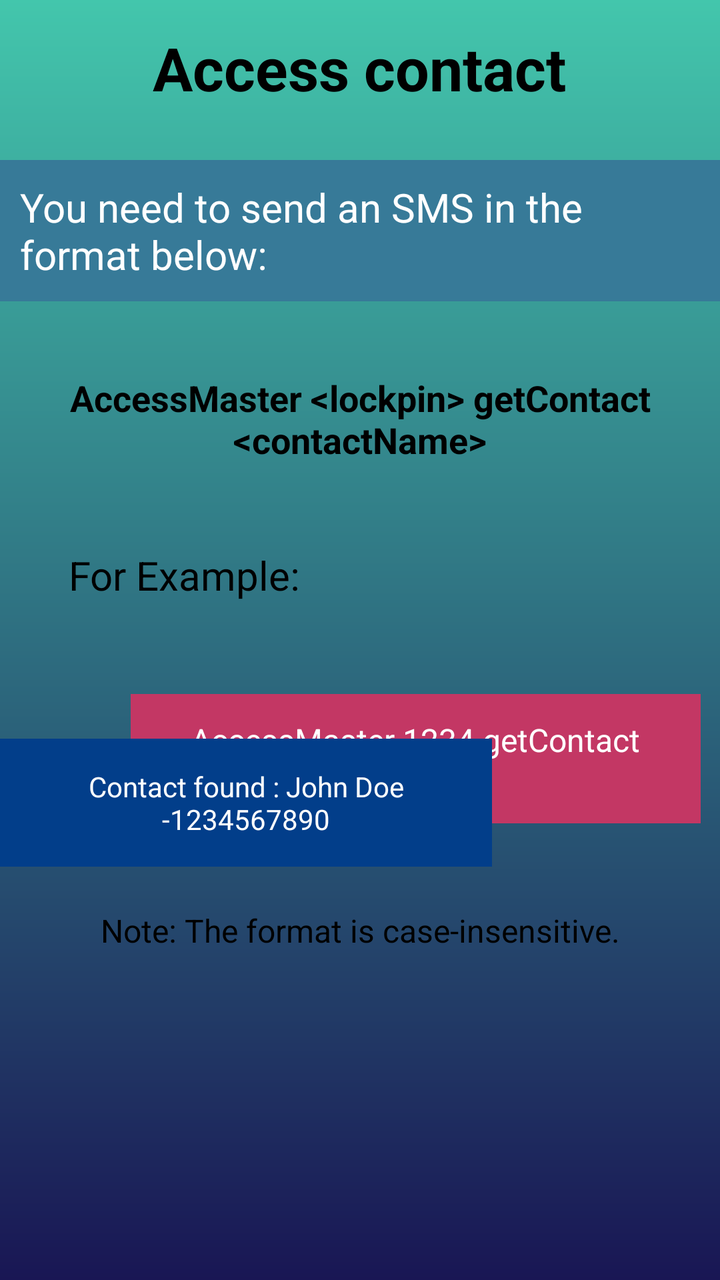
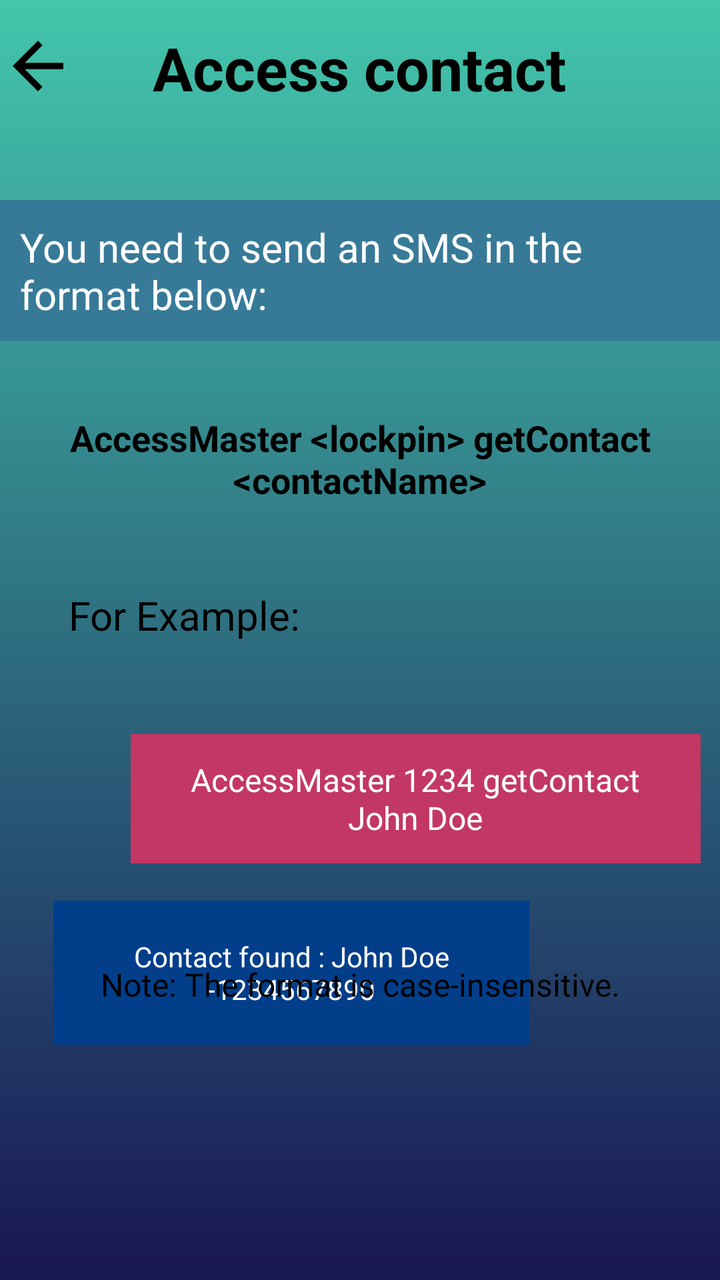

Two renders of the same Android screen: before a commit and after it. Below are the layout's source before the change and the commit's diff.
<!-- AndroidManifest.xml: application theme Theme.AccessMaster -->
<!-- res/layout/accesscontacts.xml -->
<?xml version="1.0" encoding="utf-8"?>
<androidx.constraintlayout.widget.ConstraintLayout xmlns:android="http://schemas.android.com/apk/res/android"
    xmlns:app="http://schemas.android.com/apk/res-auto"
    xmlns:tools="http://schemas.android.com/tools"
    android:layout_width="match_parent"
    android:layout_height="match_parent"
    android:background="@drawable/gradient">


    <TextView
        android:layout_width="wrap_content"
        android:layout_height="wrap_content"
        android:text="Access contact"
        android:textColor="@color/black"
        android:textSize="30sp"
        android:textStyle="bold"
        app:layout_constraintBottom_toBottomOf="parent"
        app:layout_constraintEnd_toEndOf="parent"
        app:layout_constraintHorizontal_bias="0.497"
        app:layout_constraintStart_toStartOf="parent"
        app:layout_constraintTop_toTopOf="parent"
        app:layout_constraintVertical_bias="0.023" />

    <TextView
        android:id="@+id/instruction_title"
        android:layout_width="wrap_content"
        android:layout_height="wrap_content"
        android:layout_marginTop="80dp"
        android:background="#377A98"
        android:padding="10dp"
        android:text="You need to send an SMS in the format below:"
        android:textColor="#FFFFFF"
        android:textSize="20sp"
        app:layout_constraintEnd_toEndOf="parent"
        app:layout_constraintHorizontal_bias="0.0"
        app:layout_constraintStart_toStartOf="parent"
        app:layout_constraintTop_toTopOf="parent" />

    <TextView
        android:id="@+id/instruction_format"
        android:layout_width="match_parent"
        android:layout_height="wrap_content"
        android:layout_marginTop="36dp"
        android:gravity="center"
        android:text="AccessMaster &lt;lockpin&gt; getContact &lt;contactName&gt;"
        android:textColor="@color/black"
        android:textSize="18sp"
        android:textStyle="bold"
        app:layout_constraintEnd_toEndOf="parent"
        app:layout_constraintHorizontal_bias="0.0"
        app:layout_constraintStart_toStartOf="parent"
        app:layout_constraintTop_toBottomOf="@id/instruction_title" />

    <TextView
        android:id="@+id/example_label"
        android:layout_width="wrap_content"
        android:layout_height="wrap_content"
        android:layout_marginTop="32dp"
        android:padding="10dp"
        android:text="For Example:"
        android:textColor="@color/black"
        android:textSize="20sp"
        app:layout_constraintEnd_toEndOf="parent"
        app:layout_constraintHorizontal_bias="0.109"
        app:layout_constraintStart_toStartOf="parent"
        app:layout_constraintTop_toBottomOf="@id/instruction_format" />

    <TextView
        android:id="@+id/example_sms"
        android:layout_width="285dp"
        android:layout_height="wrap_content"
        android:layout_marginTop="36dp"
        android:background="#C33764"
        android:gravity="center"
        android:padding="12dp"
        android:text="AccessMaster 1234 getContact John Doe"
        android:textColor="#FFFFFF"
        android:textSize="16sp"
        app:layout_constraintEnd_toEndOf="parent"
        app:layout_constraintHorizontal_bias="0.873"
        app:layout_constraintStart_toStartOf="parent"
        app:layout_constraintTop_toBottomOf="@id/example_label" />


    <TextView
        android:layout_width="246dp"
        android:layout_height="64dp"
        android:background="#023E8A"
        android:gravity="center"
        android:padding="12dp"
        android:text="Contact found : John Doe -1234567890"
        android:textColor="@color/white"
        android:textSize="14sp"
        app:layout_constraintBottom_toBottomOf="parent"
        app:layout_constraintEnd_toEndOf="parent"
        app:layout_constraintHorizontal_bias="0.0"
        app:layout_constraintStart_toStartOf="parent"
        app:layout_constraintTop_toTopOf="parent"
        app:layout_constraintVertical_bias="0.641" />

    <TextView
        android:id="@+id/note_text"
        android:layout_width="match_parent"
        android:layout_height="wrap_content"
        android:layout_marginTop="144dp"
        android:gravity="center"
        android:text="Note: The format is case-insensitive."
        android:textColor="@color/black"
        android:textSize="16sp"
        app:layout_constraintBottom_toBottomOf="parent"
        app:layout_constraintEnd_toEndOf="parent"
        app:layout_constraintHorizontal_bias="0.0"
        app:layout_constraintStart_toStartOf="parent"
        app:layout_constraintTop_toTopOf="parent"
        app:layout_constraintVertical_bias="0.654" />
</androidx.constraintlayout.widget.ConstraintLayout>
<!-- resources referenced by this layout -->
<resources>
  <color name="black">#FF000000</color>
  <color name="white">#FFFFFFFF</color>
  <!-- drawable gradient (drawable) -->
  <?xml version="1.0" encoding="utf-8"?>
  <shape xmlns:android="http://schemas.android.com/apk/res/android">
  <gradient android:startColor="@color/one" android:endColor="@color/two" android:angle="18"/>
  </shape>
  <style name="Theme.AccessMaster" parent="Base.Theme.AccessMaster" />
  <color name="one">#43C6AC</color>
  <color name="two">#191654</color>
  <style name="Base.Theme.AccessMaster" parent="Theme.Material3.DayNight.NoActionBar">
          
          
      </style>
</resources>

<!-- the commit's change to res/layout/accesscontacts.xml (unified diff, before → after) -->
@@ -20,12 +20,23 @@
         app:layout_constraintStart_toStartOf="parent"
         app:layout_constraintTop_toTopOf="parent"
         app:layout_constraintVertical_bias="0.023" />
+    <ImageView
+        android:id="@+id/backarrow"
+        android:layout_width="38dp"
+        android:layout_height="38dp"
+        app:layout_constraintBottom_toBottomOf="parent"
+        app:layout_constraintEnd_toEndOf="parent"
+        app:layout_constraintHorizontal_bias="0.0"
+        app:layout_constraintStart_toStartOf="parent"
+        app:layout_constraintTop_toTopOf="parent"
+        app:layout_constraintVertical_bias="0.023"
+        app:srcCompat="@drawable/barrow" />
 
     <TextView
         android:id="@+id/instruction_title"
         android:layout_width="wrap_content"
         android:layout_height="wrap_content"
-        android:layout_marginTop="80dp"
+        android:layout_marginTop="100dp"
         android:background="#377A98"
         android:padding="10dp"
         android:text="You need to send an SMS in the format below:"
@@ -83,8 +94,8 @@
 
 
     <TextView
-        android:layout_width="246dp"
-        android:layout_height="64dp"
+        android:layout_width="238dp"
+        android:layout_height="72dp"
         android:background="#023E8A"
         android:gravity="center"
         android:padding="12dp"
@@ -93,10 +104,10 @@
         android:textSize="14sp"
         app:layout_constraintBottom_toBottomOf="parent"
         app:layout_constraintEnd_toEndOf="parent"
-        app:layout_constraintHorizontal_bias="0.0"
+        app:layout_constraintHorizontal_bias="0.219"
         app:layout_constraintStart_toStartOf="parent"
-        app:layout_constraintTop_toTopOf="parent"
-        app:layout_constraintVertical_bias="0.641" />
+        app:layout_constraintTop_toBottomOf="@+id/example_sms"
+        app:layout_constraintVertical_bias="0.137" />
 
     <TextView
         android:id="@+id/note_text"
@@ -112,5 +123,5 @@
         app:layout_constraintHorizontal_bias="0.0"
         app:layout_constraintStart_toStartOf="parent"
         app:layout_constraintTop_toTopOf="parent"
-        app:layout_constraintVertical_bias="0.654" />
+        app:layout_constraintVertical_bias="0.711" />
 </androidx.constraintlayout.widget.ConstraintLayout>
<!-- resource entries referenced after the edit -->
@@ -2,6 +2,12 @@
 <resources>
   <color name="black">#FF000000</color>
   <color name="white">#FFFFFFFF</color>
+  <!-- drawable barrow (drawable) -->
+  <vector xmlns:android="http://schemas.android.com/apk/res/android" android:autoMirrored="true" android:height="24dp" android:tint="#000000" android:viewportHeight="24" android:viewportWidth="24" android:width="24dp">
+  
+      <path android:fillColor="@android:color/white" android:pathData="M20,11H7.83l5.59,-5.59L12,4l-8,8 8,8 1.41,-1.41L7.83,13H20v-2z"/>
+  
+  </vector>
   <!-- drawable gradient (drawable) -->
   <?xml version="1.0" encoding="utf-8"?>
   <shape xmlns:android="http://schemas.android.com/apk/res/android">
